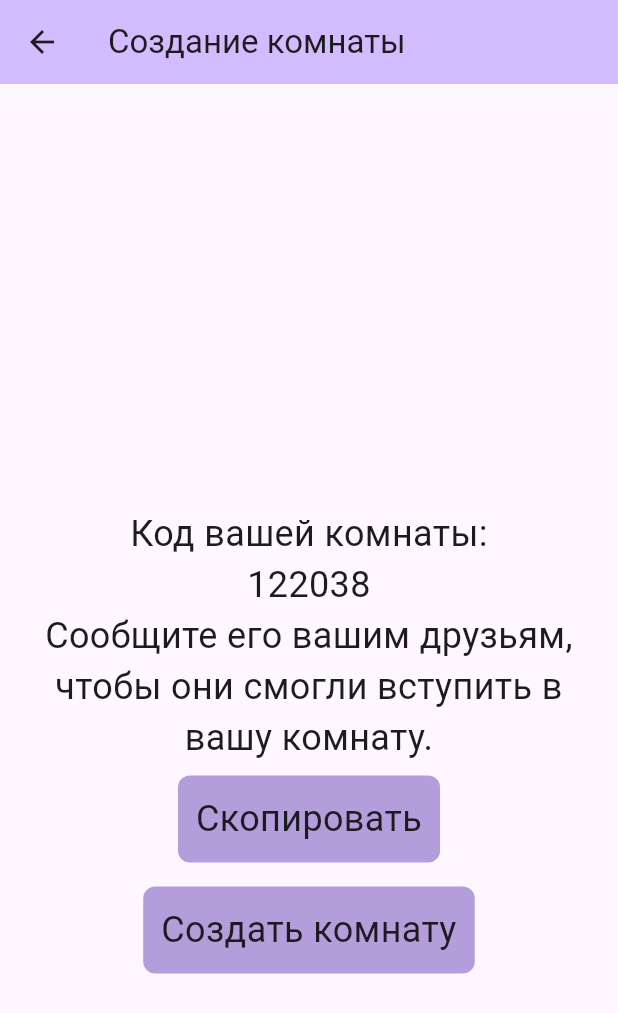
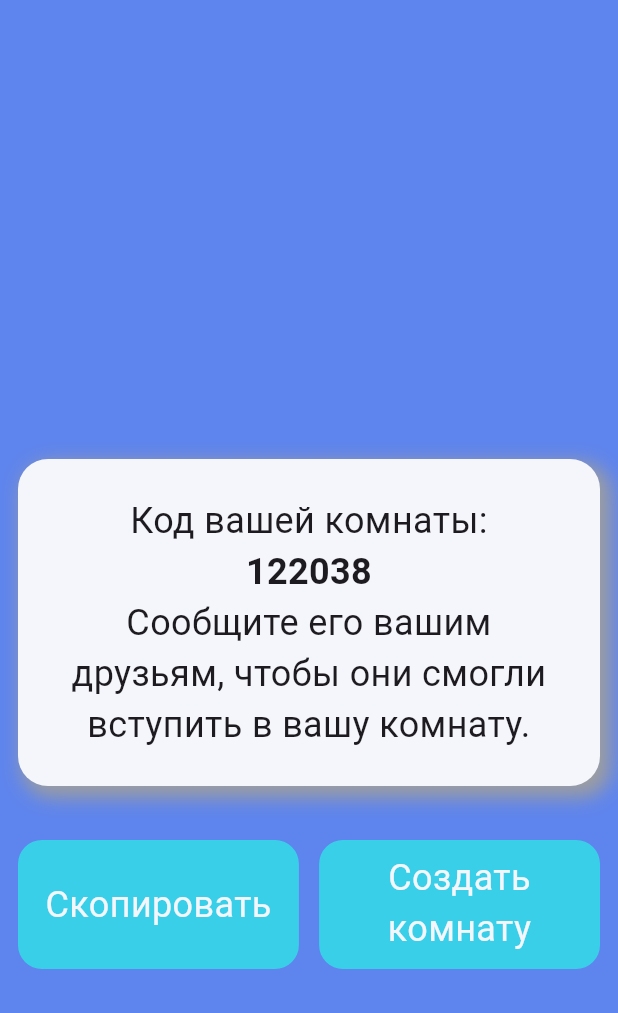
Before and after one commit to mmmark16/travel_app, a Flutter app: the CreatePageRoom screen opened directly with empty values, on a phone screen of 412 x 824 dp. Shown: the top 1013 px of the screen. Run offline on Flutter 3.47's test engine with Material 3 defaults, Android fonts, the phone set to English and light mode, and no system bars; our stand-ins replace cloud_firestore, firebase_core, flutter_card_swiper, fluttertoast; accounts and stored records are empty.

Commit message:
create_page_design_50_done
без иконки внизу с текстом

```diff
--- a/lib/page/create_room_page.dart
+++ b/lib/page/create_room_page.dart
@@ -24,9 +24,11 @@ class _CreatePageRoomState extends State<CreatePageRoom> {
   @override
   Widget build(BuildContext context) {
     return Scaffold(
-      appBar: AppBar(
-        backgroundColor: Theme.of(context).colorScheme.inversePrimary,
-        title: Text("Создание комнаты"),
+      backgroundColor: Color.fromRGBO(
+        94,
+        132,
+        237,
+        1,
       ),
       body: Padding(
         padding: const EdgeInsets.only(left: 12.0, right: 12),
@@ -37,10 +39,34 @@ class _CreatePageRoomState extends State<CreatePageRoom> {
               padding: const EdgeInsets.only(bottom: 64.0),
               child: Text(
                 setCountry.name,
-                style: TextStyle(fontSize: 36),
+                style: TextStyle(
+                  fontSize: 36,
+                  color: Color.fromRGBO(244, 246, 251, 1),
+                ),
                 textAlign: TextAlign.center,
               ),
             ),
+            Padding(
+              padding: const EdgeInsets.only(top: 12.0, bottom: 36),
+              child: Container(
+                padding: EdgeInsets.all(24),
+                decoration: BoxDecoration(
+                  color: Color.fromRGBO(244, 246, 251, 1),
+                  borderRadius: BorderRadius.circular(20),
+                  boxShadow: [
+                    BoxShadow(
+                      color: Colors.grey,
+                      offset: const Offset(
+                        5.0,
+                        5.0,
+                      ),
+                      blurRadius: 10.0,
+                      spreadRadius: 2.0,
+                    ),
+                  ],
+                ),
+                child: Column(
+                  children: [
                     Text(
                       "Код вашей комнаты:",
                       style: TextStyle(fontSize: 24),
@@ -48,7 +74,7 @@ class _CreatePageRoomState extends State<CreatePageRoom> {
                     ),
                     Text(
                       code.toString(),
-              style: TextStyle(fontSize: 24),
+                      style: TextStyle(fontSize: 24, fontWeight: FontWeight.bold),
                       textAlign: TextAlign.center,
                     ),
                     Text(
@@ -56,30 +82,35 @@ class _CreatePageRoomState extends State<CreatePageRoom> {
                       style: TextStyle(fontSize: 24),
                       textAlign: TextAlign.center,
                     ),
-            Padding(
-              padding: const EdgeInsets.all(8.0),
-              child: GestureDetector(
+                  ],
+                ),
+              ),
+            ),
+            Row(
+              mainAxisAlignment: MainAxisAlignment.spaceBetween,
+              children: [
+                GestureDetector(
                   onTap: () async {
                     await Clipboard.setData(ClipboardData(text: code.toString()));
                   },
-
                   child: Container(
+                    height: 86,
+                    width: MediaQuery.of(context).size.width/2.2,
                     padding: const EdgeInsets.all(12),
                     decoration: BoxDecoration(
-                    color: Colors.deepPurple.shade200,
-                    borderRadius: BorderRadius.circular(8),
+                      color: Color.fromRGBO(58, 207, 233, 1),
+                      borderRadius: BorderRadius.circular(16),
                     ),
+                    child: Align(
+                      alignment: Alignment.center,
                       child: Text(
                         "Скопировать",
-                    style: TextStyle(fontSize: 24),
-                    textAlign: TextAlign.center,
+                        style: TextStyle(fontSize: 24, color: Color.fromRGBO(244, 246, 251, 1),),
                       ),
                     ),
                   ),
                 ),
-            Padding(
-              padding: const EdgeInsets.all(8.0),
-              child: GestureDetector(
+                GestureDetector(
                   onTap: () async {
                     for(int i = 0; i < setCountry.tours.length; i++){
                       for(int j = 0; j < tourList.length; j++){
@@ -96,18 +127,21 @@ class _CreatePageRoomState extends State<CreatePageRoom> {
                     );
                   },
                   child: Container(
-                  padding: const EdgeInsets.all(12),
+                    height: 86,
+                    width: MediaQuery.of(context).size.width/2.2,
+                    padding: const EdgeInsets.all(8),
                     decoration: BoxDecoration(
-                    color: Colors.deepPurple.shade200,
-                    borderRadius: BorderRadius.circular(8),
+                      color: Color.fromRGBO(58, 207, 233, 1),
+                      borderRadius: BorderRadius.circular(16),
                     ),
                     child: Text(
                       "Создать комнату",
-                    style: TextStyle(fontSize: 24),
+                      style: TextStyle(fontSize: 24, color: Color.fromRGBO(244, 246, 251, 1),),
                       textAlign: TextAlign.center,
                     ),
                   ),
                 ),
+              ],
             )
           ],
         ),
--- a/lib/page/finish_page.dart
+++ b/lib/page/finish_page.dart
@@ -127,6 +127,7 @@ class _FinishPageState extends State<FinishPage> {
               countryName,
               style: TextStyle(
                 fontSize: 52,
+                color: Color.fromRGBO(244, 246, 251, 1),
               ),
               textAlign: TextAlign.center,
             ),
@@ -156,7 +157,6 @@ class _FinishPageState extends State<FinishPage> {
                         style: TextStyle(fontSize: 24),
                       ),
                       Container(
-                        width: MediaQuery.of(context).size.width,
                         child: ListView.separated(
                           shrinkWrap: true,
                           itemCount: resultTitle.length,
@@ -230,11 +230,11 @@ class _FinishPageState extends State<FinishPage> {
                       padding: const EdgeInsets.all(12),
                       decoration: BoxDecoration(
                         color: Color.fromRGBO(58, 207, 233, 1),
-                        borderRadius: BorderRadius.circular(8),
+                        borderRadius: BorderRadius.circular(16),
                       ),
                       child: Text(
                         "Добавить ответ",
-                        style: TextStyle(fontSize: 24),
+                        style: TextStyle(fontSize: 24, color: Color.fromRGBO(244, 246, 251, 1),),
                         textAlign: TextAlign.center,
                       ),
                     ),
@@ -254,11 +254,11 @@ class _FinishPageState extends State<FinishPage> {
                       padding: const EdgeInsets.all(12),
                       decoration: BoxDecoration(
                         color: Color.fromRGBO(58, 207, 233, 1),
-                        borderRadius: BorderRadius.circular(8),
+                        borderRadius: BorderRadius.circular(16),
                       ),
                       child: Text(
                         "Выйти",
-                        style: TextStyle(fontSize: 24),
+                        style: TextStyle(fontSize: 24, color: Color.fromRGBO(244, 246, 251, 1),),
                         textAlign: TextAlign.center,
                       ),
                     ),
```
Lines whose indentation alone changed are shown as unchanged.
